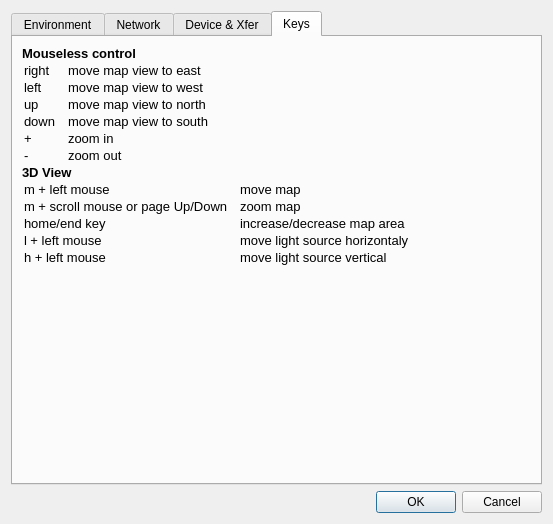
The window that src/IDlgConfig.ui (ntruchsess/QLandkarteGT) describes before a commit, drawn with Qt 5.
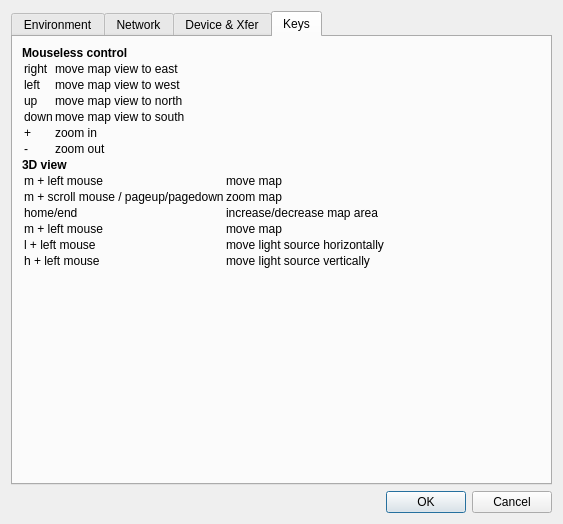
The same window after the commit.

Commit message: reverted map moving by keys to old keybindings to allow arrow keys in table

```diff
--- a/src/IDlgConfig.ui
+++ b/src/IDlgConfig.ui
@@ -5,7 +5,7 @@
    <rect>
     <x>0</x>
     <y>0</y>
-    <width>553</width>
+    <width>563</width>
     <height>524</height>
    </rect>
   </property>
@@ -407,91 +407,24 @@
        <item>
         <widget class="QLabel" name="label_2" >
          <property name="text" >
-          <string>&lt;!DOCTYPE HTML PUBLIC "-//W3C//DTD HTML 4.0//EN" "http://www.w3.org/TR/REC-html40/strict.dtd">
-&lt;html>&lt;head>&lt;meta name="qrichtext" content="1" />&lt;style type="text/css">
-p, li { white-space: pre-wrap; }
-&lt;/style>&lt;/head>&lt;body style=" font-family:'Sans Serif'; font-size:10pt; font-weight:400; font-style:normal;">
-&lt;p style=" margin-top:0px; margin-bottom:0px; margin-left:0px; margin-right:0px; -qt-block-indent:0; text-indent:0px;">&lt;span style=" font-weight:600;">Mouseless control&lt;/span> &lt;/p>
-&lt;table border="0" style=" margin-top:0px; margin-bottom:0px; margin-left:0px; margin-right:0px;" cellspacing="2" cellpadding="0">
-&lt;tr>
-&lt;td>
-&lt;p style=" margin-top:0px; margin-bottom:0px; margin-left:0px; margin-right:0px; -qt-block-indent:0; text-indent:0px;">right&lt;/p>&lt;/td>
-&lt;td>
-&lt;p style=" margin-top:0px; margin-bottom:0px; margin-left:0px; margin-right:0px; -qt-block-indent:0; text-indent:0px;">  &lt;/p>&lt;/td>
-&lt;td>
-&lt;p style=" margin-top:0px; margin-bottom:0px; margin-left:0px; margin-right:0px; -qt-block-indent:0; text-indent:0px;">move map view to east&lt;/p>&lt;/td>&lt;/tr>
-&lt;tr>
-&lt;td>
-&lt;p style=" margin-top:0px; margin-bottom:0px; margin-left:0px; margin-right:0px; -qt-block-indent:0; text-indent:0px;">left&lt;/p>&lt;/td>
-&lt;td>
-&lt;p style=" margin-top:0px; margin-bottom:0px; margin-left:0px; margin-right:0px; -qt-block-indent:0; text-indent:0px;">  &lt;/p>&lt;/td>
-&lt;td>
-&lt;p style=" margin-top:0px; margin-bottom:0px; margin-left:0px; margin-right:0px; -qt-block-indent:0; text-indent:0px;">move map view to west&lt;/p>&lt;/td>&lt;/tr>
-&lt;tr>
-&lt;td>
-&lt;p style=" margin-top:0px; margin-bottom:0px; margin-left:0px; margin-right:0px; -qt-block-indent:0; text-indent:0px;">up&lt;/p>&lt;/td>
-&lt;td>
-&lt;p style=" margin-top:0px; margin-bottom:0px; margin-left:0px; margin-right:0px; -qt-block-indent:0; text-indent:0px;">  &lt;/p>&lt;/td>
-&lt;td>
-&lt;p style=" margin-top:0px; margin-bottom:0px; margin-left:0px; margin-right:0px; -qt-block-indent:0; text-indent:0px;">move map view to north&lt;/p>&lt;/td>&lt;/tr>
-&lt;tr>
-&lt;td>
-&lt;p style=" margin-top:0px; margin-bottom:0px; margin-left:0px; margin-right:0px; -qt-block-indent:0; text-indent:0px;">down&lt;/p>&lt;/td>
-&lt;td>
-&lt;p style=" margin-top:0px; margin-bottom:0px; margin-left:0px; margin-right:0px; -qt-block-indent:0; text-indent:0px;">  &lt;/p>&lt;/td>
-&lt;td>
-&lt;p style=" margin-top:0px; margin-bottom:0px; margin-left:0px; margin-right:0px; -qt-block-indent:0; text-indent:0px;">move map view to south&lt;/p>&lt;/td>&lt;/tr>
-&lt;tr>
-&lt;td>
-&lt;p style=" margin-top:0px; margin-bottom:0px; margin-left:0px; margin-right:0px; -qt-block-indent:0; text-indent:0px;">+&lt;/p>&lt;/td>
-&lt;td>
-&lt;p style=" margin-top:0px; margin-bottom:0px; margin-left:0px; margin-right:0px; -qt-block-indent:0; text-indent:0px;">  &lt;/p>&lt;/td>
-&lt;td>
-&lt;p style=" margin-top:0px; margin-bottom:0px; margin-left:0px; margin-right:0px; -qt-block-indent:0; text-indent:0px;">zoom in&lt;/p>&lt;/td>&lt;/tr>
-&lt;tr>
-&lt;td>
-&lt;p style=" margin-top:0px; margin-bottom:0px; margin-left:0px; margin-right:0px; -qt-block-indent:0; text-indent:0px;">-&lt;/p>&lt;/td>
-&lt;td>
-&lt;p style=" margin-top:0px; margin-bottom:0px; margin-left:0px; margin-right:0px; -qt-block-indent:0; text-indent:0px;">  &lt;/p>&lt;/td>
-&lt;td>
-&lt;p style=" margin-top:0px; margin-bottom:0px; margin-left:0px; margin-right:0px; -qt-block-indent:0; text-indent:0px;">zoom out&lt;/p>&lt;/td>&lt;/tr>&lt;/table>
-&lt;p style=" margin-top:0px; margin-bottom:0px; margin-left:0px; margin-right:0px; -qt-block-indent:0; text-indent:0px;">&lt;span style=" font-weight:600;">3D View&lt;/span> &lt;/p>
-&lt;table border="0" style=" margin-top:0px; margin-bottom:0px; margin-left:0px; margin-right:0px;" cellspacing="2" cellpadding="0">
-&lt;tr>
-&lt;td>
-&lt;p style=" margin-top:0px; margin-bottom:0px; margin-left:0px; margin-right:0px; -qt-block-indent:0; text-indent:0px;">m + left mouse&lt;/p>&lt;/td>
-&lt;td>
-&lt;p style=" margin-top:0px; margin-bottom:0px; margin-left:0px; margin-right:0px; -qt-block-indent:0; text-indent:0px;">  &lt;/p>&lt;/td>
-&lt;td>
-&lt;p style=" margin-top:0px; margin-bottom:0px; margin-left:0px; margin-right:0px; -qt-block-indent:0; text-indent:0px;">move map&lt;/p>&lt;/td>&lt;/tr>
-&lt;tr>
-&lt;td>
-&lt;p style=" margin-top:0px; margin-bottom:0px; margin-left:0px; margin-right:0px; -qt-block-indent:0; text-indent:0px;">m + scroll mouse or page Up/Down&lt;/p>&lt;/td>
-&lt;td>
-&lt;p style=" margin-top:0px; margin-bottom:0px; margin-left:0px; margin-right:0px; -qt-block-indent:0; text-indent:0px;">  &lt;/p>&lt;/td>
-&lt;td>
-&lt;p style=" margin-top:0px; margin-bottom:0px; margin-left:0px; margin-right:0px; -qt-block-indent:0; text-indent:0px;">zoom map&lt;/p>&lt;/td>&lt;/tr>
-&lt;tr>
-&lt;td>
-&lt;p style=" margin-top:0px; margin-bottom:0px; margin-left:0px; margin-right:0px; -qt-block-indent:0; text-indent:0px;">home/end key&lt;/p>&lt;/td>
-&lt;td>
-&lt;p style=" margin-top:0px; margin-bottom:0px; margin-left:0px; margin-right:0px; -qt-block-indent:0; text-indent:0px;">  &lt;/p>&lt;/td>
-&lt;td>
-&lt;p style=" margin-top:0px; margin-bottom:0px; margin-left:0px; margin-right:0px; -qt-block-indent:0; text-indent:0px;">increase/decrease map area&lt;/p>&lt;/td>&lt;/tr>
-&lt;tr>
-&lt;td>
-&lt;p style=" margin-top:0px; margin-bottom:0px; margin-left:0px; margin-right:0px; -qt-block-indent:0; text-indent:0px;">l + left mouse&lt;/p>&lt;/td>
-&lt;td>
-&lt;p style=" margin-top:0px; margin-bottom:0px; margin-left:0px; margin-right:0px; -qt-block-indent:0; text-indent:0px;">  &lt;/p>&lt;/td>
-&lt;td>
-&lt;p style=" margin-top:0px; margin-bottom:0px; margin-left:0px; margin-right:0px; -qt-block-indent:0; text-indent:0px;">move light source horizontaly&lt;/p>&lt;/td>&lt;/tr>
-&lt;tr>
-&lt;td>
-&lt;p style=" margin-top:0px; margin-bottom:0px; margin-left:0px; margin-right:0px; -qt-block-indent:0; text-indent:0px;">h + left mouse&lt;/p>&lt;/td>
-&lt;td>
-&lt;p style=" margin-top:0px; margin-bottom:0px; margin-left:0px; margin-right:0px; -qt-block-indent:0; text-indent:0px;">  &lt;/p>&lt;/td>
-&lt;td>
-&lt;p style=" margin-top:0px; margin-bottom:0px; margin-left:0px; margin-right:0px; -qt-block-indent:0; text-indent:0px;">move light source vertical&lt;/p>&lt;/td>&lt;/tr>&lt;/table>&lt;/body>&lt;/html></string>
+          <string>&lt;b>Mouseless control&lt;/b>
+&lt;table>
+&lt;tr>&lt;td>right&lt;/td>&lt;td>move map view to east&lt;/td>&lt;/tr>
+&lt;tr>&lt;td>left&lt;/td>&lt;td>move map view to west&lt;/td>&lt;/tr>
+&lt;tr>&lt;td>up&lt;/td>&lt;td>move map view to north&lt;/td>&lt;/tr>
+&lt;tr>&lt;td>down&lt;/td>&lt;td>move map view to south&lt;/td>&lt;/tr>
+&lt;tr>&lt;td>+&lt;/td>&lt;td>zoom in&lt;/td>&lt;/tr>
+&lt;tr>&lt;td>-&lt;/td>&lt;td>zoom out&lt;/td>&lt;/tr>
+&lt;/table>
+&lt;b>3D view&lt;/b>
+&lt;table>
+&lt;tr>&lt;td>m + left mouse&lt;/td>&lt;td>move map&lt;/td>&lt;/tr>
+&lt;tr>&lt;td>m + scroll mouse / pageup/pagedown&lt;/td>&lt;td>zoom map&lt;/td>&lt;/tr>
+&lt;tr>&lt;td>home/end&lt;/td>&lt;td>increase/decrease map area&lt;/td>&lt;/tr>
+&lt;tr>&lt;td>m + left mouse&lt;/td>&lt;td>move map&lt;/td>&lt;/tr>
+&lt;tr>&lt;td>l + left mouse&lt;/td>&lt;td>move light source horizontally&lt;/td>&lt;/tr>
+&lt;tr>&lt;td>h + left mouse&lt;/td>&lt;td>move light source vertically&lt;/td>&lt;/tr>
+&lt;/table></string>
          </property>
          <property name="alignment" >
           <set>Qt::AlignJustify|Qt::AlignTop</set>
```
The commit also changes 1 other file.
